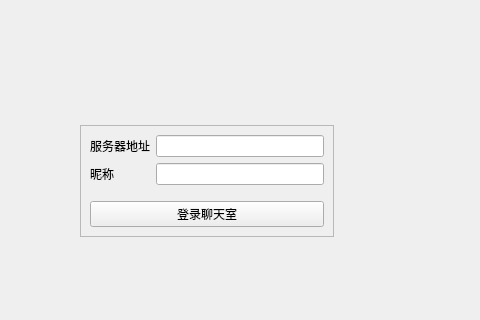
Before: the Qt Designer form Lab4/ChatClient/mainwindow.ui in DingXiangi/QtLab, drawn with Qt 5; both pictures show x 193 to 673 and y 131 to 451 of the 800 by 600 pixel window.
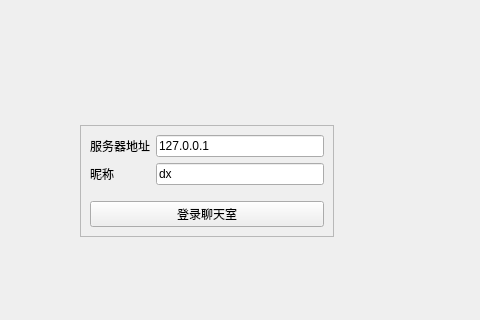
After: the same form once the commit is applied. The open tabs and pages were chosen to show the change.

The edit to the form file:
```diff
--- a/Lab4/ChatClient/mainwindow.ui
+++ b/Lab4/ChatClient/mainwindow.ui
@@ -116,7 +116,11 @@
               </widget>
              </item>
              <item row="0" column="1">
-              <widget class="QLineEdit" name="serverEdit"/>
+              <widget class="QLineEdit" name="serverEdit">
+               <property name="text">
+                <string>127.0.0.1</string>
+               </property>
+              </widget>
              </item>
              <item row="1" column="0">
               <widget class="QLabel" name="label_3">
@@ -126,7 +130,11 @@
               </widget>
              </item>
              <item row="1" column="1">
-              <widget class="QLineEdit" name="usernameEdit"/>
+              <widget class="QLineEdit" name="usernameEdit">
+               <property name="text">
+                <string>dx</string>
+               </property>
+              </widget>
              </item>
             </layout>
            </item>
```
Left out of the diff: 2 changed lines with no effect on the pictures.
